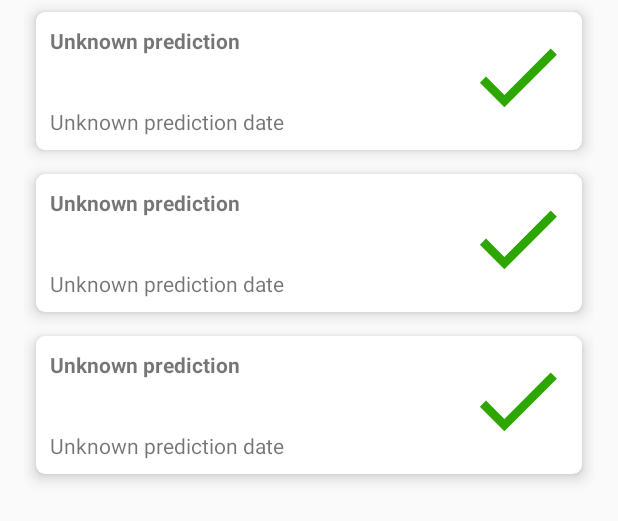
After one commit to banda13/Carrecognizer, an Android app: the layout fragment_image_list.xml on its own in the app's theme, with its tools: preview values and no code run, on a phone screen of 412 x 824 dp. The commit adds this screen. Shown: the top 521 px of the screen. Run offline under Robolectric (Android 15) with nearby library versions, the phone set to English and light mode, and no system bars; network calls fail.

Commit message:
gallery activity to track classification history, recycle view on a dynamicly added fragment
Former-commit-id: 7f4c77dececfd4032ef8b41e873aadbd5327ae4f

```diff
--- a/android/app/build.gradle
+++ b/android/app/build.gradle
@@ -27,6 +27,8 @@ dependencies {
     implementation 'com.android.support:appcompat-v7:27.1.1'
     implementation 'com.android.support:design:27.1.1'
     implementation 'com.android.support.constraint:constraint-layout:1.1.3'
+    implementation 'com.android.support:support-v4:27.1.1'
+    implementation 'com.android.support:recyclerview-v7:27.1.1'
     testImplementation 'junit:junit:4.12'
     androidTestImplementation 'com.android.support.test:runner:1.0.2'
     androidTestImplementation 'com.android.support.test.espresso:espresso-core:3.0.2'
@@ -36,5 +38,6 @@ dependencies {
     implementation 'com.orhanobut:logger:2.2.0'
     implementation 'com.github.satyan:sugar:1.4'
     implementation 'com.google.code.gson:gson:2.8.5'
+    implementation 'com.android.support:cardview-v7:27.1.1'
 
 }
--- a/android/app/src/main/java/com/ai/deep/andy/carrecognizer/dataModel/ServerMeta.java
+++ b/android/app/src/main/java/com/ai/deep/andy/carrecognizer/dataModel/ServerMeta.java
@@ -61,10 +61,4 @@ public class ServerMeta extends SugarRecord{
         this.classIndices = classIndices;
         this.classIndicesJson = new Gson().toJson(classIndices);
     }
-
-    @Override
-    public long save(){
-        this.classIndicesJson = new Gson().toJson(classIndices);
-        return super.save();
-    }
 }
--- /dev/null
+++ b/android/app/src/main/res/layout/fragment_gallery.xml
@@ -0,0 +1,51 @@
+<?xml version="1.0" encoding="utf-8"?>
+<android.support.v7.widget.CardView xmlns:android="http://schemas.android.com/apk/res/android"
+    xmlns:tools="http://schemas.android.com/tools"
+    android:layout_width="match_parent"
+    android:layout_height="wrap_content"
+    xmlns:app="http://schemas.android.com/apk/res-auto"
+    android:layout_margin="8dp"
+    app:cardCornerRadius="6dp"
+    app:cardElevation="6dp">
+
+    <RelativeLayout
+        android:layout_width="match_parent"
+        android:layout_height="wrap_content"
+        android:padding="8dp">
+
+        <LinearLayout
+            android:orientation="vertical"
+            android:layout_width="wrap_content"
+            android:layout_height="wrap_content">
+
+            <TextView
+                android:id="@+id/predictions"
+                android:textStyle="bold"
+                android:layout_width="wrap_content"
+                android:layout_height="wrap_content"
+                android:lines="3"
+                android:padding="1dp"
+                android:text="@string/unknown_prediction" />
+
+            <TextView
+                android:id="@+id/classification_date"
+                android:layout_width="wrap_content"
+                android:layout_height="wrap_content"
+                android:padding="1dp"
+                android:text="Unknown prediction date" />
+
+        </LinearLayout>
+
+        <ImageView
+            android:id="@+id/gallery_img"
+            android:layout_alignParentEnd="true"
+            android:layout_alignParentTop="true"
+            android:layout_alignParentRight="true"
+            android:layout_width="70dp"
+            android:layout_height="70dp"
+            android:src="@drawable/ic_done_black_24dp"
+            android:contentDescription="@string/galleryimage_contentDescriptor" />
+
+    </RelativeLayout>
+
+</android.support.v7.widget.CardView>
--- /dev/null
+++ b/android/app/src/main/res/layout/fragment_image_list.xml
@@ -0,0 +1,27 @@
+<?xml version="1.0" encoding="utf-8"?>
+<RelativeLayout
+    android:id="@+id/list_container"
+    android:layout_width="match_parent"
+    android:layout_height="match_parent"
+    xmlns:android="http://schemas.android.com/apk/res/android"
+    xmlns:tools="http://schemas.android.com/tools">
+
+    <android.support.v7.widget.RecyclerView
+        android:id="@+id/list"
+        android:name="com.ai.deep.andy.carrecognizer.GalleryFragment"
+        android:layout_width="match_parent"
+        android:layout_height="match_parent"
+        android:layout_marginLeft="16dp"
+        android:layout_marginRight="16dp"
+        tools:context=".GalleryFragment"
+        tools:listitem="@layout/fragment_gallery" />
+
+    <TextView
+        android:id="@+id/empty_view"
+        android:layout_width="match_parent"
+        android:layout_height="match_parent"
+        android:gravity="center"
+        android:visibility="gone"
+        android:text="@string/not_found_recognized_image" />
+
+</RelativeLayout>
--- a/android/app/src/main/res/values/dimens.xml
+++ b/android/app/src/main/res/values/dimens.xml
@@ -5,4 +5,5 @@
     <dimen name="nav_header_vertical_spacing">8dp</dimen>
     <dimen name="nav_header_height">176dp</dimen>
     <dimen name="fab_margin">16dp</dimen>
+    <dimen name="text_margin">16dp</dimen>
 </resources>
--- a/android/app/src/main/res/values/strings.xml
+++ b/android/app/src/main/res/values/strings.xml
@@ -11,4 +11,7 @@
     <string name="availability">availability</string>
     <string name="reconnect">Reconnect</string>
     <string name="oopsie_woopsie_an_error_occured">Oopsie woopsie, an error occured..</string>
+    <string name="galleryimage_contentDescriptor">galleryImage</string>
+    <string name="unknown_prediction">Unknown prediction</string>
+    <string name="not_found_recognized_image">Not found recognized image</string>
 </resources>
```
Also changed, not shown: android/app/src/main/java/com/ai/deep/andy/carrecognizer/GalleryActivity.java (added, +31 -0 lines), android/app/src/main/java/com/ai/deep/andy/carrecognizer/GalleryFragment.java (added, +103 -0 lines), android/app/src/main/java/com/ai/deep/andy/carrecognizer/GalleryRecyclerViewAdapter.java (added, +87 -0 lines), android/app/src/main/java/com/ai/deep/andy/carrecognizer/MainActivity.java (+9 -1 lines), android/app/src/main/java/com/ai/deep/andy/carrecognizer/dataModel/Image.java (+10 -6 lines), android/app/src/main/res/layout/activity_gallery.xml (added, +14 -0 lines), android/app/src/main/res/layout/gallery_item_row.xml (added, +50 -0 lines).
